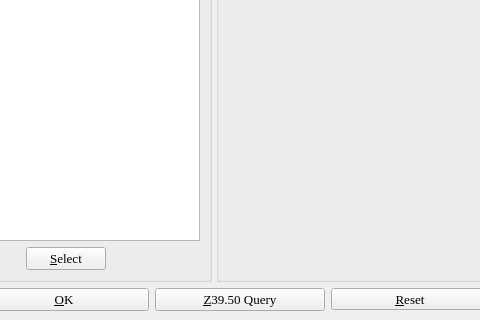
This is maginfo.ui in textbrowser/biblioteq as Qt 5 draws it before an edit; both pictures show x 90 to 570 and y 380 to 700 of the 1012 by 700 pixel window. The edited form follows.
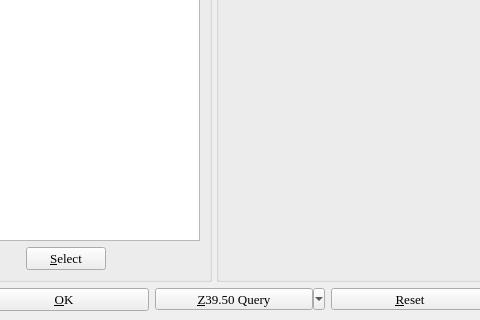
This is the edited form. Icons and pictures are not drawn. Custom widgets are drawn as their Qt base class.

The edit to the form file:
```diff
--- a/maginfo.ui
+++ b/maginfo.ui
@@ -935,30 +935,18 @@
        </widget>
       </item>
       <item>
-       <widget class="QPushButton" name="queryButton" >
-        <property name="minimumSize" >
+       <widget class="QToolButton" name="queryButton">
+        <property name="minimumSize">
          <size>
           <width>170</width>
           <height>0</height>
          </size>
         </property>
-        <property name="font" >
-         <font>
-          <family>Times</family>
-          <pointsize>10</pointsize>
-          <weight>50</weight>
-          <italic>false</italic>
-          <bold>false</bold>
-          <underline>false</underline>
-          <strikeout>false</strikeout>
-         </font>
-        </property>
-        <property name="text" >
+        <property name="text">
          <string>&amp;Z39.50 Query</string>
         </property>
-        <property name="icon" >
-         <iconset>
-          <normaloff>icons.d/16x16/down.png</normaloff>icons.d/16x16/down.png</iconset>
+        <property name="popupMode">
+         <enum>QToolButton::MenuButtonPopup</enum>
         </property>
        </widget>
       </item>
```
Left out of the diff: 505 changed lines with no effect on the pictures.
